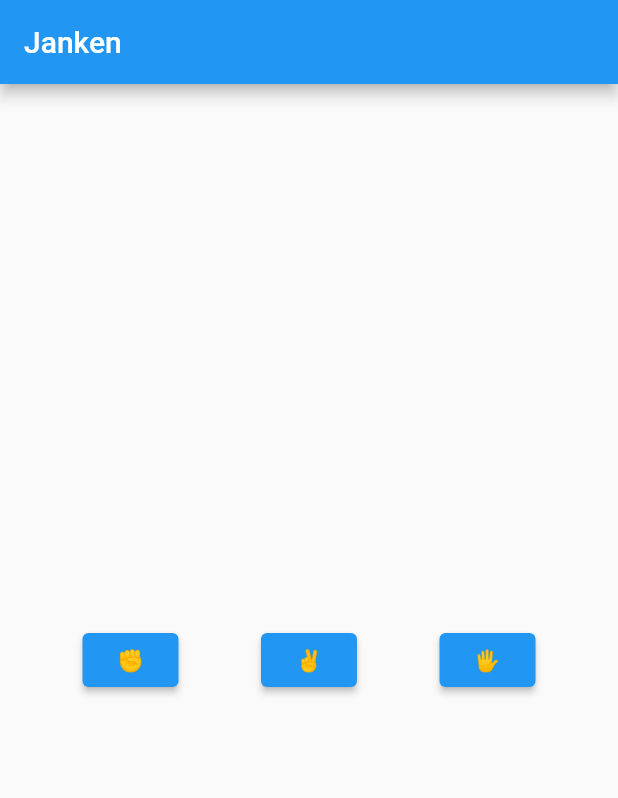
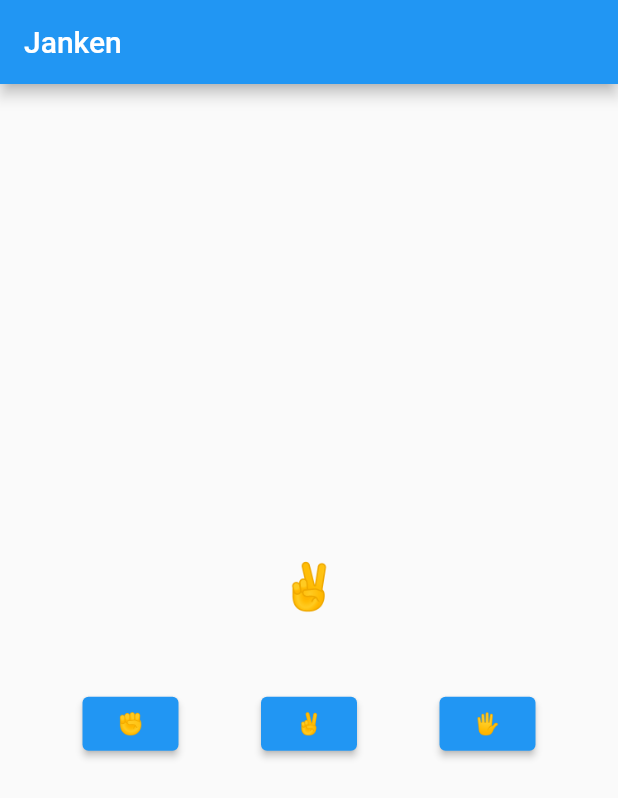
Before and after one commit to sashapivovarova/FlutterUniv, a Flutter app: the screen it shows after launch, after a tap on "✌️", on a phone screen of 412 x 824 dp. Shown: the top 798 px of the screen. Run offline on Flutter 3.47's test engine with Material 2 defaults, Android fonts, the phone set to English and light mode, and no system bars.

```diff
--- a/lib/main.dart
+++ b/lib/main.dart
@@ -26,6 +26,8 @@ class JanKenPage extends StatefulWidget {
 }
 
 class _JanKenPageState extends State<JanKenPage> {
+  String result = 'Click the button';
+
   @override
   Widget build(BuildContext context) {
     return Scaffold(
@@ -33,26 +35,48 @@ class _JanKenPageState extends State<JanKenPage> {
         title: const Text('Janken'),
       ),
       body: Center(
-        child: Row(
+        child: Column(
+          mainAxisAlignment: MainAxisAlignment.center,
+          children: [
+            Text(
+              result,
+              style: const TextStyle(
+                fontSize: 30,
+                fontWeight: FontWeight.w600,
+                color: Colors.blue,
+              ),
+            ),
+            const SizedBox(
+              height: 50,
+            ),
+            Row(
               mainAxisAlignment: MainAxisAlignment.spaceEvenly,
               children: [
                 ElevatedButton(
                   onPressed: () {
-                print('✊');
+                    setState(() {
+                      result = '✊';
+                    });
                   },
                   child: const Text('✊'),
                 ),
                 ElevatedButton(
                   onPressed: () {
-                print('✌️');
+                    setState(() {
+                      result = '✌️';
+                    });
                   },
                   child: const Text('✌️'),
                 ),
                 ElevatedButton(
                   onPressed: () {
-                print('🖐');
+                    setState(() {
+                      result = '🖐';
+                    });
                   },
                   child: const Text('🖐'),
+                ),
+              ],
             ),
           ],
         ),
```
Lines whose indentation alone changed are shown as unchanged.
